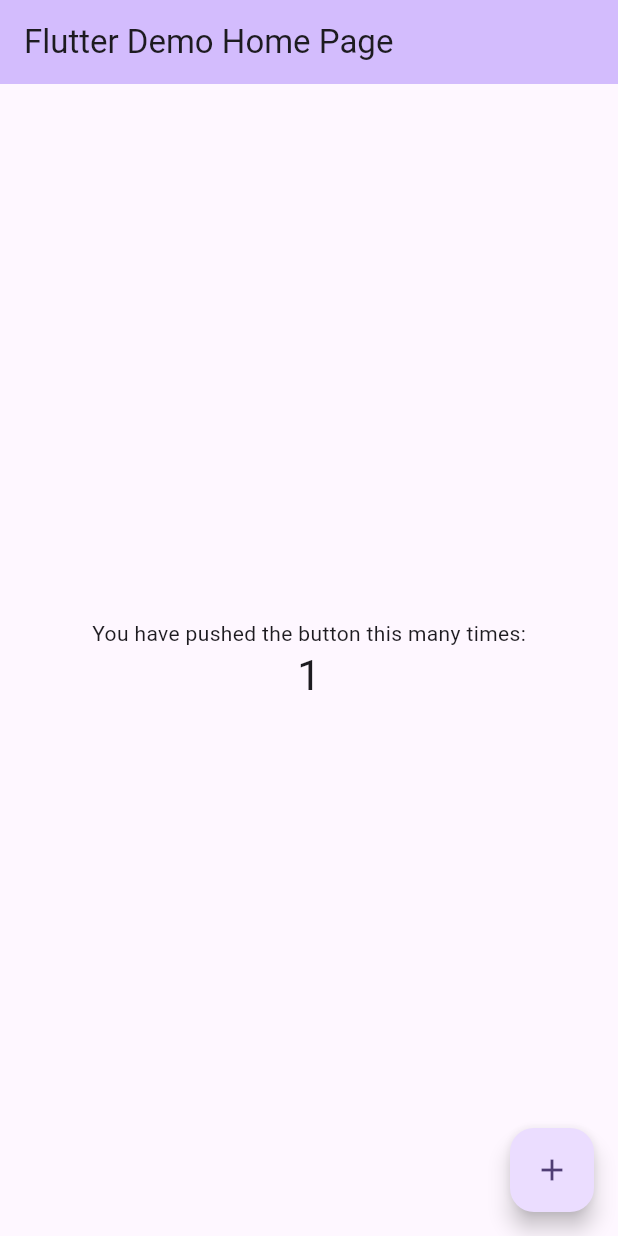
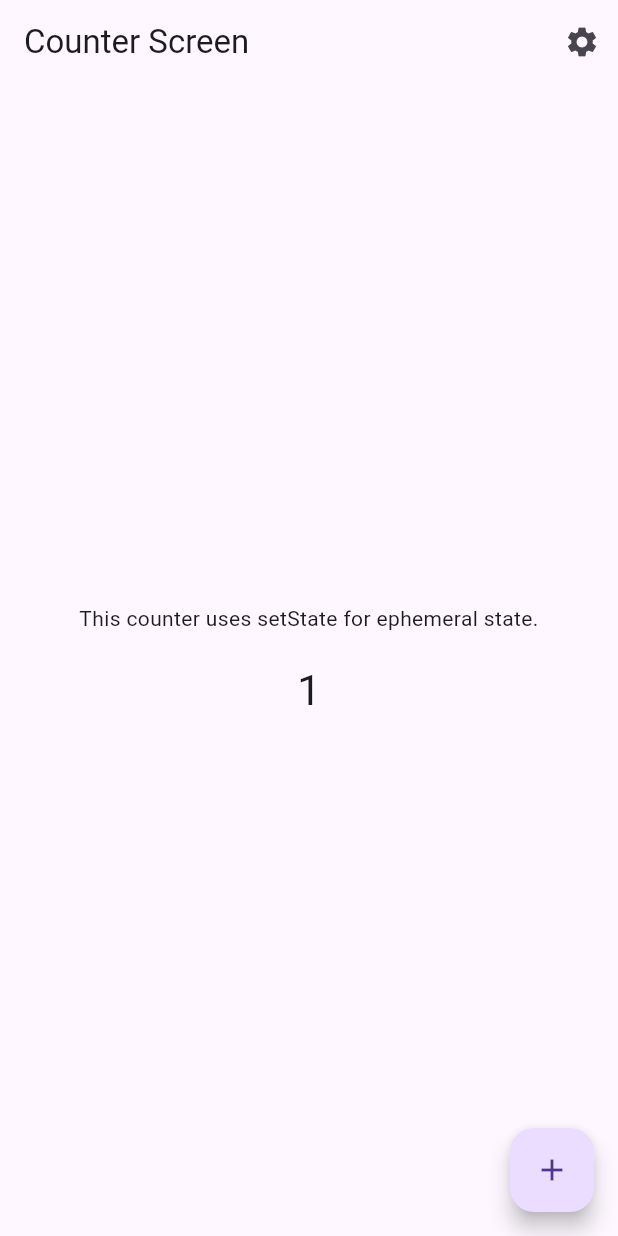
Before and after one commit to disfigure3211-jpg/porras_advmobprogAY2627, a Flutter app: the screen it shows after launch, after a tap on the "add" icon, on a phone screen of 412 x 824 dp. Run offline on Flutter 3.47's test engine with Material 3 defaults, Android fonts, the phone set to English and light mode, and no system bars.

Commit message:
lab_act1

```diff
--- a/porras_advmobprog/lib/main.dart
+++ b/porras_advmobprog/lib/main.dart
@@ -1,112 +1,100 @@
 import 'package:flutter/material.dart';
+import 'package:provider/provider.dart';
 
+/// Application entry point.
+/// can be managed by Provider.
 void main() {
-  runApp(const MyApp());
+  runApp(
+    ChangeNotifierProvider(
+      create: (_) => ThemeModel(),
+      child: const MyApp(),
+    ),
+  );
 }
 
+/// Manages the app-wide theme state using Provider.
+/// The theme is shared across multiple screens and not stored locally in
+class ThemeModel with ChangeNotifier {
+  bool _isDark = false;
+
+  bool get isDark => _isDark;
+
+  ThemeMode get themeMode => _isDark ? ThemeMode.dark : ThemeMode.light;
+
+  /// Toggles the current theme and notifies listening widgets.
+  void toggleTheme() {
+    _isDark = !_isDark;
+    notifyListeners();
+  }
+}
+
+/// Root widget that configures themes and routes for the app.
 class MyApp extends StatelessWidget {
   const MyApp({super.key});
 
-  // This widget is the root of your application.
   @override
   Widget build(BuildContext context) {
+    final themeModel = Provider.of<ThemeModel>(context);
+
     return MaterialApp(
-      title: 'Flutter Demo',
-      theme: ThemeData(
-        // This is the theme of your application.
-        //
-        // TRY THIS: Try running your application with "flutter run". You'll see
-        // the application has a purple toolbar. Then, without quitting the app,
-        // try changing the seedColor in the colorScheme below to Colors.green
-        // and then invoke "hot reload" (save your changes or press the "hot
-        // reload" button in a Flutter-supported IDE, or press "r" if you used
-        // the command line to start the app).
-        //
-        // Notice that the counter didn't reset back to zero; the application
-        // state is not lost during the reload. To reset the state, use hot
-        // restart instead.
-        //
-        // This works for code too, not just values: Most code changes can be
-        // tested with just a hot reload.
-        colorScheme: .fromSeed(seedColor: Colors.deepPurple),
-      ),
-      home: const MyHomePage(title: 'Flutter Demo Home Page'),
+      debugShowCheckedModeBanner: false,
+      title: 'Ephemeral & App State Lab',
+      theme: ThemeData.light(),
+      darkTheme: ThemeData.dark(),
+      themeMode: themeModel.themeMode,
+      home: const CounterScreen(),
+      routes: {
+        ThemeScreen.routeName: (_) => const ThemeScreen(),
+      },
     );
   }
 }
 
-class MyHomePage extends StatefulWidget {
-  const MyHomePage({super.key, required this.title});
-
-  // This widget is the home page of your application. It is stateful, meaning
-  // that it has a State object (defined below) that contains fields that affect
-  // how it looks.
-
-  // This class is the configuration for the state. It holds the values (in this
-  // case the title) provided by the parent (in this case the App widget) and
-  // used by the build method of the State. Fields in a Widget subclass are
-  // always marked "final".
-
-  final String title;
+/// Counter screen demonstrating ephemeral state with setState.
+/// The counter value is stored locally inside this widget state.
+class CounterScreen extends StatefulWidget {
+  const CounterScreen({super.key});
 
   @override
-  State<MyHomePage> createState() => _MyHomePageState();
+  State<CounterScreen> createState() => _CounterScreenState();
 }
 
-class _MyHomePageState extends State<MyHomePage> {
-  int _counter = 0;
+class _CounterScreenState extends State<CounterScreen> {
+  int counter = 0;
 
+  /// Increments the locally stored counter value and rebuilds this widget.
   void _incrementCounter() {
     setState(() {
-      // This call to setState tells the Flutter framework that something has
-      // changed in this State, which causes it to rerun the build method below
-      // so that the display can reflect the updated values. If we changed
-      // _counter without calling setState(), then the build method would not be
-      // called again, and so nothing would appear to happen.
-      _counter++;
+      counter++;
     });
   }
 
   @override
   Widget build(BuildContext context) {
-    // This method is rerun every time setState is called, for instance as done
-    // by the _incrementCounter method above.
-    //
-    // The Flutter framework has been optimized to make rerunning build methods
-    // fast, so that you can just rebuild anything that needs updating rather
-    // than having to individually change instances of widgets.
     return Scaffold(
       appBar: AppBar(
-        // TRY THIS: Try changing the color here to a specific color (to
-        // Colors.amber, perhaps?) and trigger a hot reload to see the AppBar
-        // change color while the other colors stay the same.
-        backgroundColor: Theme.of(context).colorScheme.inversePrimary,
-        // Here we take the value from the MyHomePage object that was created by
-        // the App.build method, and use it to set our appbar title.
-        title: Text(widget.title),
+        title: const Text('Counter Screen'),
+        actions: [
+          IconButton(
+            icon: const Icon(Icons.settings),
+            tooltip: 'Open Theme Screen',
+            onPressed: () {
+              Navigator.pushNamed(context, ThemeScreen.routeName);
+            },
+          ),
+        ],
       ),
       body: Center(
-        // Center is a layout widget. It takes a single child and positions it
-        // in the middle of the parent.
         child: Column(
-          // Column is also a layout widget. It takes a list of children and
-          // arranges them vertically. By default, it sizes itself to fit its
-          // children horizontally, and tries to be as tall as its parent.
-          //
-          // Column has various properties to control how it sizes itself and
-          // how it positions its children. Here we use mainAxisAlignment to
-          // center the children vertically; the main axis here is the vertical
-          // axis because Columns are vertical (the cross axis would be
-          // horizontal).
-          //
-          // TRY THIS: Invoke "debug painting" (choose the "Toggle Debug Paint"
-          // action in the IDE, or press "p" in the console), to see the
-          // wireframe for each widget.
-          mainAxisAlignment: .center,
-          children: [
-            const Text('You have pushed the button this many times:'),
+          mainAxisSize: MainAxisSize.min,
+          children: <Widget>[
+            const Text(
+              'This counter uses setState for ephemeral state.',
+              textAlign: TextAlign.center,
+            ),
+            const SizedBox(height: 20),
             Text(
-              '$_counter',
+              '$counter',
               style: Theme.of(context).textTheme.headlineMedium,
             ),
           ],
@@ -120,3 +108,50 @@ class _MyHomePageState extends State<MyHomePage> {
     );
   }
 }
+
+/// The switch here updates a global theme state that affects the entire app.
+class ThemeScreen extends StatelessWidget {
+  static const routeName = '/theme';
+
+  const ThemeScreen({super.key});
+
+  @override
+  Widget build(BuildContext context) {
+    final themeModel = Provider.of<ThemeModel>(context);
+
+    return Scaffold(
+      appBar: AppBar(
+        title: const Text('Theme Screen'),
+      ),
+      body: Center(
+        child: Column(
+          mainAxisSize: MainAxisSize.min,
+          children: <Widget>[
+            const Text(
+              'Toggle the whole app theme using Provider.',
+              textAlign: TextAlign.center,
+            ),
+            const SizedBox(height: 24),
+            SwitchListTile(
+              title: const Text('Dark Mode'),
+              value: themeModel.isDark,
+              onChanged: (_) => themeModel.toggleTheme(),
+            ),
+            const SizedBox(height: 16),
+            Text(
+              themeModel.isDark ? 'Dark mode is active' : 'Light mode is active',
+              style: Theme.of(context).textTheme.bodyLarge,
+            ),
+            const SizedBox(height: 24),
+            ElevatedButton(
+              onPressed: () {
+                Navigator.pop(context);
+              },
+              child: const Text('Back to Counter'),
+            ),
+          ],
+        ),
+      ),
+    );
+  }
+}
--- a/porras_advmobprog/pubspec.yaml
+++ b/porras_advmobprog/pubspec.yaml
@@ -30,15 +30,14 @@ environment:
 dependencies:
   flutter:
     sdk: flutter
-
   # The following adds the Cupertino Icons font to your application.
   # Use with the CupertinoIcons class for iOS style icons.
   cupertino_icons: ^1.0.8
+  provider: ^6.1.5+1
 
 dev_dependencies:
   flutter_test:
     sdk: flutter
-
   # The "flutter_lints" package below contains a set of recommended lints to
   # encourage good coding practices. The lint set provided by the package is
   # activated in the `analysis_options.yaml` file located at the root of your
```
Also changed, not shown: porras_advmobprog/pubspec.lock, 2 other files.
